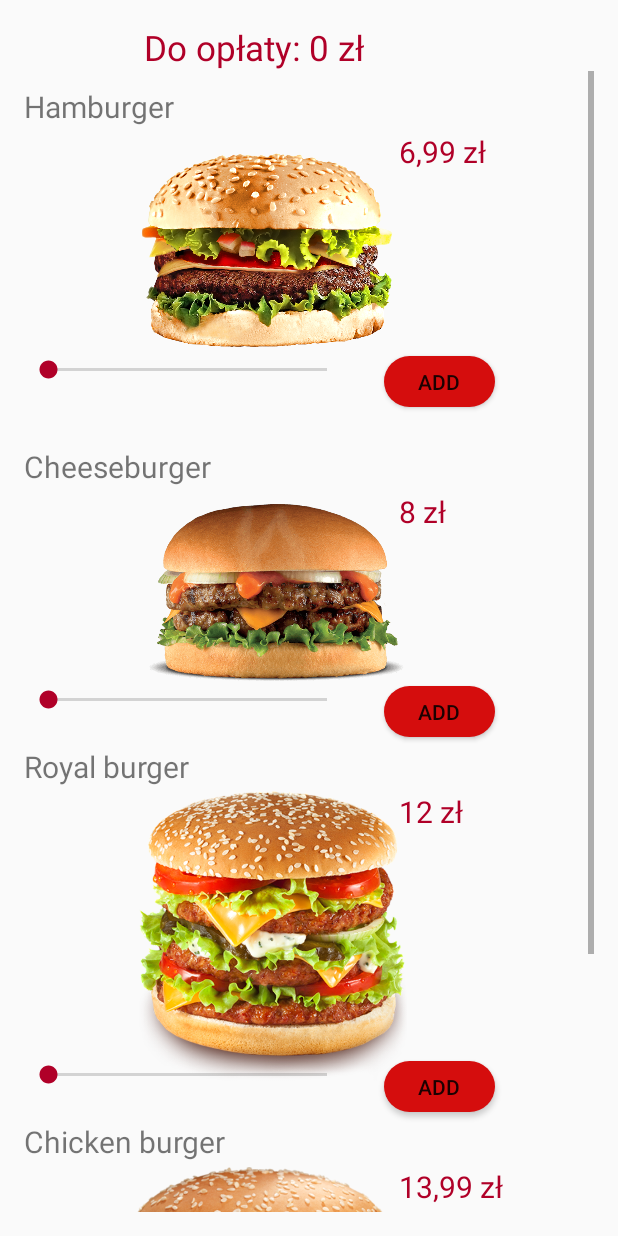
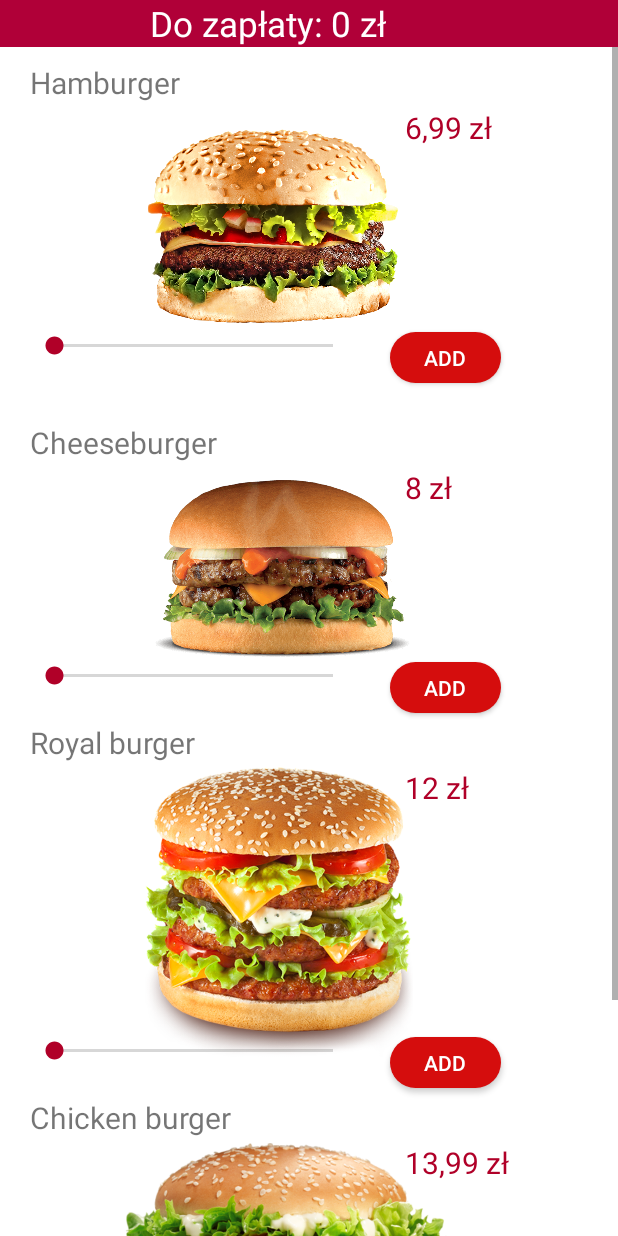
Before and after one commit to Den575/Android-aplikacja, an Android app: the Zamowienie screen opened directly, with no data from a screen before it, on a phone screen of 412 x 824 dp. Run offline under Robolectric (Android 15) with nearby library versions, the phone set to English and light mode, and no system bars.

Commit message:
update zamowienie and napoje act

```diff
--- a/app/src/main/AndroidManifest.xml
+++ b/app/src/main/AndroidManifest.xml
@@ -17,7 +17,6 @@
         <activity android:name=".Napoje">
             <intent-filter>
                 <action android:name="android.intent.action.Napoje" />
-
                 <category android:name="android.intent.category.DEFAULT" />
             </intent-filter>
         </activity>
--- a/app/src/main/res/layout/activity_zamowienie.xml
+++ b/app/src/main/res/layout/activity_zamowienie.xml
@@ -2,20 +2,18 @@
 <LinearLayout xmlns:android="http://schemas.android.com/apk/res/android"
     xmlns:tools="http://schemas.android.com/tools"
     android:layout_width="match_parent"
+    android:background="@color/newcolor"
     android:layout_height="match_parent"
-    android:paddingBottom="@dimen/activity_vertical_margin"
-    android:paddingLeft="@dimen/activity_horizontal_margin"
     android:orientation="vertical"
-    android:paddingRight="@dimen/activity_horizontal_margin"
-    android:paddingTop="@dimen/activity_vertical_margin"
     tools:context="ng.com.obkm.bottomnavviewwithfragments.Zamowienie">
+
     <TextView
         android:layout_width="wrap_content"
         android:layout_height="wrap_content"
-        android:text="Do opłaty: 0 zł"
+        android:text="Do zapłaty: 0 zł"
         android:textSize="23dp"
-        android:layout_marginLeft="80dp"
-        android:textColor="@color/colorPrimary"
+        android:layout_marginLeft="100dp"
+        android:textColor="#FFFFFF"
         android:textAlignment="center"
         android:id="@+id/cena"
         />
@@ -23,6 +21,7 @@
 
     <ScrollView
         android:layout_width="match_parent"
+        android:background="#FFFFFF"
         android:layout_height="match_parent"
         android:id="@+id/scrollView"
         android:layout_gravity="center_horizontal" >
@@ -34,6 +33,7 @@
                 android:id="@+id/tvhamburder"
                 android:layout_width="match_parent"
                 android:layout_marginTop="10dp"
+                android:layout_marginLeft="20dp"
                 android:layout_height="wrap_content"
                 android:text="Hamburger"
                 android:textSize="20dp"/>
@@ -41,7 +41,7 @@
             <TextView
                 android:layout_width="188dp"
                 android:layout_height="wrap_content"
-                android:layout_marginLeft="250dp"
+                android:layout_marginLeft="270dp"
                 android:layout_marginTop="40dp"
                 android:text="6,99 zł"
                 android:textColor="@color/colorPrimary"
@@ -51,12 +51,13 @@
                 android:layout_marginTop="10dp"
                 android:layout_width="186dp"
                 android:layout_height="221dp"
-                android:layout_marginLeft="70dp"
+                android:layout_marginLeft="90dp"
                 android:src="@drawable/zamowienie1" />
 
             <SeekBar
                 android:id="@+id/sbhamburger"
                 android:layout_width="218dp"
+                android:layout_marginLeft="20dp"
                 android:layout_height="wrap_content"
                 android:layout_marginTop="190dp"
                 android:layout_weight="2" />
@@ -64,23 +65,25 @@
             <Button
                 android:layout_width="74dp"
                 android:layout_height="34dp"
-                android:layout_marginLeft="240dp"
+                android:layout_marginLeft="260dp"
                 android:layout_marginTop="190dp"
                 android:background="@drawable/button_round"
                 android:text="Add"
+                android:textColor="#FFFFFF"
                 android:id="@+id/btnhumburger"/>
 
             <TextView
                 android:layout_width="wrap_content"
                 android:layout_height="wrap_content"
                 android:text="Cheeseburger"
+                android:layout_marginLeft="20dp"
                 android:layout_marginTop="250dp"
                 android:textSize="20dp"
                 android:id="@+id/tvCheeseburger"/>
             <TextView
                 android:layout_width="188dp"
                 android:layout_height="wrap_content"
-                android:layout_marginLeft="250dp"
+                android:layout_marginLeft="270dp"
                 android:layout_marginTop="280dp"
                 android:text="8 zł"
                 android:textColor="@color/colorPrimary"
@@ -89,13 +92,14 @@
             <ImageView
                 android:layout_width="220dp"
                 android:layout_height="193dp"
-                android:layout_marginLeft="55dp"
+                android:layout_marginLeft="75dp"
                 android:layout_marginTop="250dp"
                 android:src="@drawable/zamowienie2" />
 
             <SeekBar
                 android:id="@+id/sbCheeseburger"
                 android:layout_width="218dp"
+                android:layout_marginLeft="20dp"
                 android:layout_height="wrap_content"
                 android:layout_marginTop="410dp"
                 android:layout_weight="2" />
@@ -103,23 +107,25 @@
             <Button
                 android:layout_width="74dp"
                 android:layout_height="34dp"
-                android:layout_marginLeft="240dp"
+                android:layout_marginLeft="260dp"
                 android:layout_marginTop="410dp"
                 android:background="@drawable/button_round"
                 android:text="Add"
+                android:textColor="#FFFFFF"
                 android:id="@+id/btnCheeseburger"/>
 
             <TextView
                 android:layout_width="wrap_content"
                 android:layout_height="wrap_content"
                 android:text="Royal burger"
+                android:layout_marginLeft="20dp"
                 android:layout_marginTop="450dp"
                 android:textSize="20dp"
                 android:id="@+id/tvRB"/>
             <TextView
                 android:layout_width="188dp"
                 android:layout_height="wrap_content"
-                android:layout_marginLeft="250dp"
+                android:layout_marginLeft="270dp"
                 android:layout_marginTop="480dp"
                 android:text="12 zł"
                 android:textColor="@color/colorPrimary"
@@ -128,21 +134,23 @@
             <ImageView
                 android:layout_width="220dp"
                 android:layout_height="193dp"
-                android:layout_marginLeft="55dp"
+                android:layout_marginLeft="75dp"
                 android:layout_marginTop="480dp"
                 android:src="@drawable/zamowienie3" />
 
             <SeekBar
                 android:id="@+id/sbRB"
                 android:layout_width="218dp"
+                android:layout_marginLeft="20dp"
                 android:layout_height="wrap_content"
                 android:layout_marginTop="660dp" />
 
             <Button
                 android:layout_width="74dp"
                 android:layout_height="34dp"
-                android:layout_marginLeft="240dp"
+                android:layout_marginLeft="260dp"
                 android:layout_marginTop="660dp"
+                android:textColor="#FFFFFF"
                 android:background="@drawable/button_round"
                 android:text="Add"
                 android:id="@+id/btnRB"/>
@@ -151,13 +159,14 @@
                 android:layout_width="wrap_content"
                 android:layout_height="wrap_content"
                 android:text="Chicken burger"
+                android:layout_marginLeft="20dp"
                 android:layout_marginTop="700dp"
                 android:textSize="20dp"
                 android:id="@+id/tvCB"/>
             <TextView
                 android:layout_width="188dp"
                 android:layout_height="wrap_content"
-                android:layout_marginLeft="250dp"
+                android:layout_marginLeft="270dp"
                 android:layout_marginTop="730dp"
                 android:text="13,99 zł"
                 android:textColor="@color/colorPrimary"
@@ -166,42 +175,46 @@
             <ImageView
                 android:layout_width="220dp"
                 android:layout_height="193dp"
-                android:layout_marginLeft="50dp"
+                android:layout_marginLeft="80dp"
                 android:layout_marginTop="700dp"
                 android:src="@drawable/zamowienie4" />
 
             <SeekBar
                 android:id="@+id/sbCB"
                 android:layout_width="218dp"
+                android:layout_marginLeft="20dp"
                 android:layout_height="wrap_content"
                 android:layout_marginTop="870dp" />
 
             <Button
                 android:layout_width="74dp"
                 android:layout_height="34dp"
-                android:layout_marginLeft="240dp"
+                android:layout_marginLeft="260dp"
                 android:layout_marginTop="870dp"
                 android:background="@drawable/button_round"
                 android:text="Add"
+                android:textColor="#FFFFFF"
                 android:id="@+id/btnCB"/>
 
             <Button
                 android:id="@+id/btnOczysc"
-                android:layout_width="123dp"
+                android:layout_width="150dp"
                 android:layout_height="33dp"
-                android:layout_marginLeft="30dp"
+                android:layout_marginLeft="20dp"
                 android:layout_marginTop="950dp"
                 android:background="@drawable/button_round"
-                android:text="Anuluj" />
+                android:text="Anuluj"
+                android:layout_marginBottom="5dp"/>
 
             <Button
                 android:id="@+id/btnNapoje"
-                android:layout_width="123dp"
+                android:layout_width="150dp"
                 android:layout_height="33dp"
-                android:layout_marginLeft="170dp"
+                android:layout_marginLeft="184dp"
                 android:layout_marginTop="950dp"
                 android:background="@drawable/button_round"
-                android:text="Dodać napoje" />
+                android:text="Dodać napoje"
+                android:layout_marginBottom="5dp"/>
 
         </FrameLayout>
     </ScrollView>
--- a/app/src/main/res/values/colors.xml
+++ b/app/src/main/res/values/colors.xml
@@ -5,4 +5,6 @@
     <color name="colorAccent">#B00028</color>
     <color name="backCOLOR">#FFFFFF</color>
     <color name="txtColor">#FFAFAF</color>
+    <color name="newcolor">#B00038</color>
+    <color name="bd">#616161</color>
 </resources>
```
Also changed, not shown: app/src/main/java/ng/com/obkm/bottomnavviewwithfragments/Napoje.java (+15 -3 lines), app/src/main/java/ng/com/obkm/bottomnavviewwithfragments/Zamowienie.java (+18 -0 lines), app/src/main/res/layout/activity_napoje.xml (+27 -20 lines).
